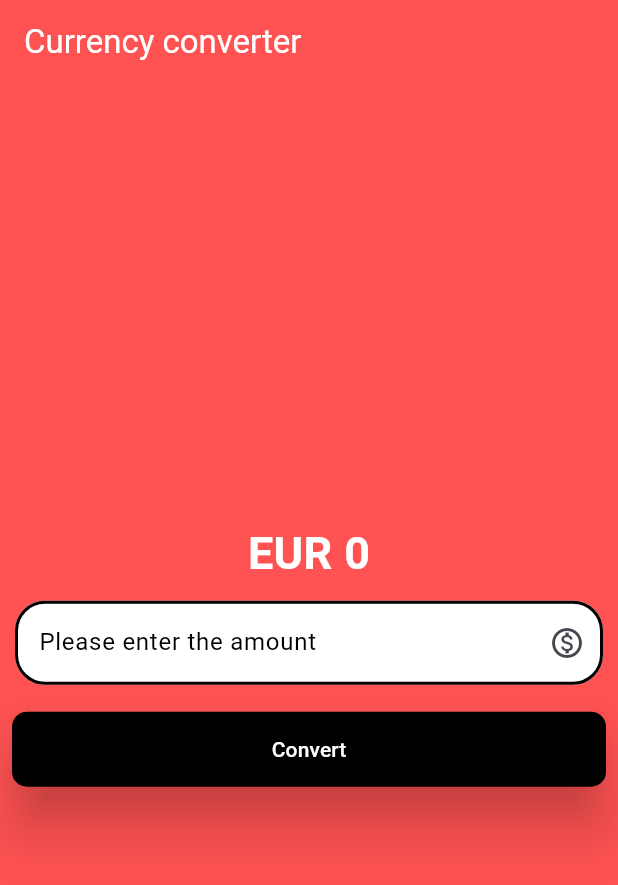
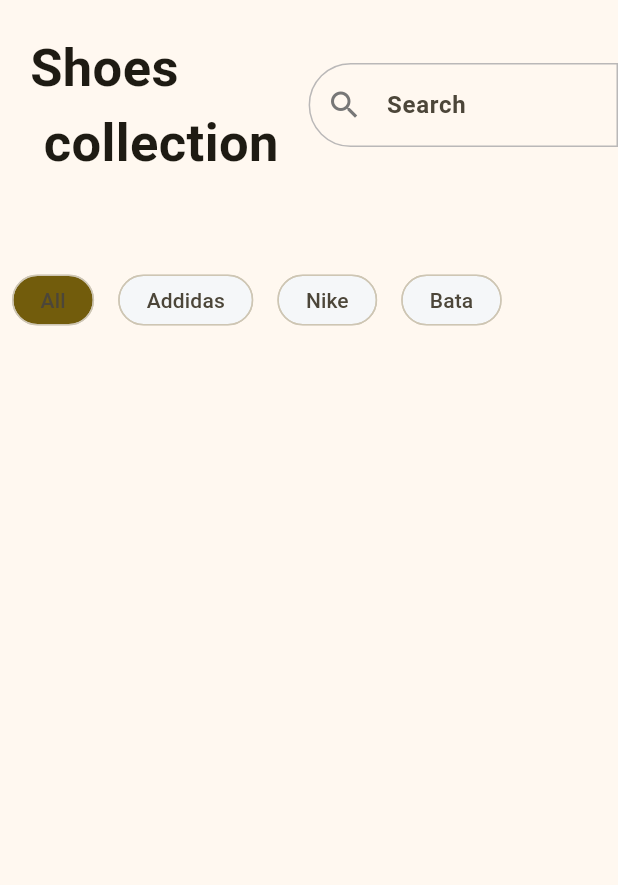
Before and after one commit to FILLIN-RX/converter, a Flutter app: the screen it shows after launch, on a phone screen of 412 x 824 dp. Shown: the top 885 px of the screen. Run offline on Flutter 3.47's test engine with Material 3 defaults, Android fonts, the phone set to English and light mode, and no system bars.

Commit message:
shopping app

```diff
--- a/converter/lib/main.dart
+++ b/converter/lib/main.dart
@@ -1,6 +1,6 @@
-import 'package:converter/pages/currency_converter.dart';
+import 'package:converter/pages/shopping.dart';
+import 'package:converter/pages/weather_screen.dart';
 import 'package:flutter/material.dart';
-
 
 void main() {
   runApp(const MyApp());
@@ -12,12 +12,26 @@ void main() {
 //3.InheritedWidget
 
 //state
+
 class MyApp extends StatelessWidget {
   const MyApp({super.key});
+
   @override
   Widget build(BuildContext context) {
-    return const MaterialApp(
-      home: CurrencyConverter(),
+    return MaterialApp(
+      debugShowCheckedModeBanner: false,
+      theme: ThemeData(
+        colorScheme: ColorScheme.fromSeed(seedColor: Color.fromRGBO(254,206,1,1)),
+        inputDecorationTheme: const InputDecorationTheme(
+          hintStyle: TextStyle(
+            fontWeight: FontWeight.bold,
+            fontSize: 16
+          ),
+          prefixIconColor: Color.fromRGBO(119, 119, 119, 1),
+
+        )
+      ),
+      home: const HomePage(),
     );
   }
 }
--- /dev/null
+++ b/converter/lib/pages/secret.dart
@@ -0,0 +1 @@
+const openWeatherApiKey = '';
--- /dev/null
+++ b/converter/lib/pages/shopping.dart
@@ -0,0 +1,87 @@
+import 'package:flutter/material.dart';
+
+class HomePage extends StatefulWidget {
+  const HomePage({super.key});
+
+  @override
+  State<HomePage> createState() => _HomePageState();
+}
+
+class _HomePageState extends State<HomePage> {
+  final List<String> filters = const ['All', 'Addidas', 'Nike', 'Bata'];
+  late String selectedFilter;
+
+  @override
+  void initState() {
+    super.initState();
+    selectedFilter = filters[0];
+  }
+
+  @override
+  Widget build(BuildContext context) {
+    final border = OutlineInputBorder(
+      borderSide: BorderSide(color: Color.fromRGBO(186, 184, 184, 1)),
+      borderRadius: BorderRadius.horizontal(left: Radius.circular(50)),
+    );
+    return Scaffold(
+      body: SafeArea(
+        child: Column(
+          children: [
+            Row(
+              children: [
+                const Padding(
+                  padding: EdgeInsets.all(20),
+                  child: Text(
+                    'Shoes\n collection',
+                    style: TextStyle(fontWeight: FontWeight.bold, fontSize: 35),
+                  ),
+                ),
+                Expanded(
+                  child: TextField(
+                    decoration: InputDecoration(
+                      hintText: 'Search',
+                      prefixIcon: const Icon(Icons.search),
+                      border: border,
+                      enabledBorder: border,
+                      focusedBorder: border,
+                    ),
+                  ),
+                ),
+              ],
+            ),
+            SizedBox(
+              height: 120,
+
+              child: ListView.builder(
+                itemCount: filters.length,
+                scrollDirection: Axis.horizontal,
+                itemBuilder: (context, index) {
+                  final filter = filters[index];
+                  return Padding(
+                    padding: const EdgeInsets.symmetric(horizontal: 8.0),
+                    child: GestureDetector(
+                      onTap: () {
+                        selectedFilter = filter;
+                      },
+                      child: Chip(
+                        label: Text(filter),
+                        backgroundColor:selectedFilter ==filter?Theme.of(context).colorScheme.primary : Color.fromRGBO(245, 247, 249, 1),
+                        padding: EdgeInsets.symmetric(
+                          horizontal: 10,
+                          vertical: 5,
+                        ),
+                        shape: RoundedRectangleBorder(
+                          borderRadius: BorderRadiusGeometry.circular(30),
+                        ),
+                      ),
+                    ),
+                  );
+                },
+              ),
+            ),
+          ],
+        ),
+      ),
+    );
+  }
+}
--- a/converter/pubspec.yaml
+++ b/converter/pubspec.yaml
@@ -30,6 +30,7 @@ environment:
 dependencies:
   flutter:
     sdk: flutter
+  http: ^1.6.0
 
   # The following adds the Cupertino Icons font to your application.
   # Use with the CupertinoIcons class for iOS style icons.
```
Also changed, not shown: converter/lib/pages/waether_items.dart (added, +61 -0 lines), converter/lib/pages/weather_screen.dart (added, +124 -0 lines), converter/pubspec.lock, 1 other file.
